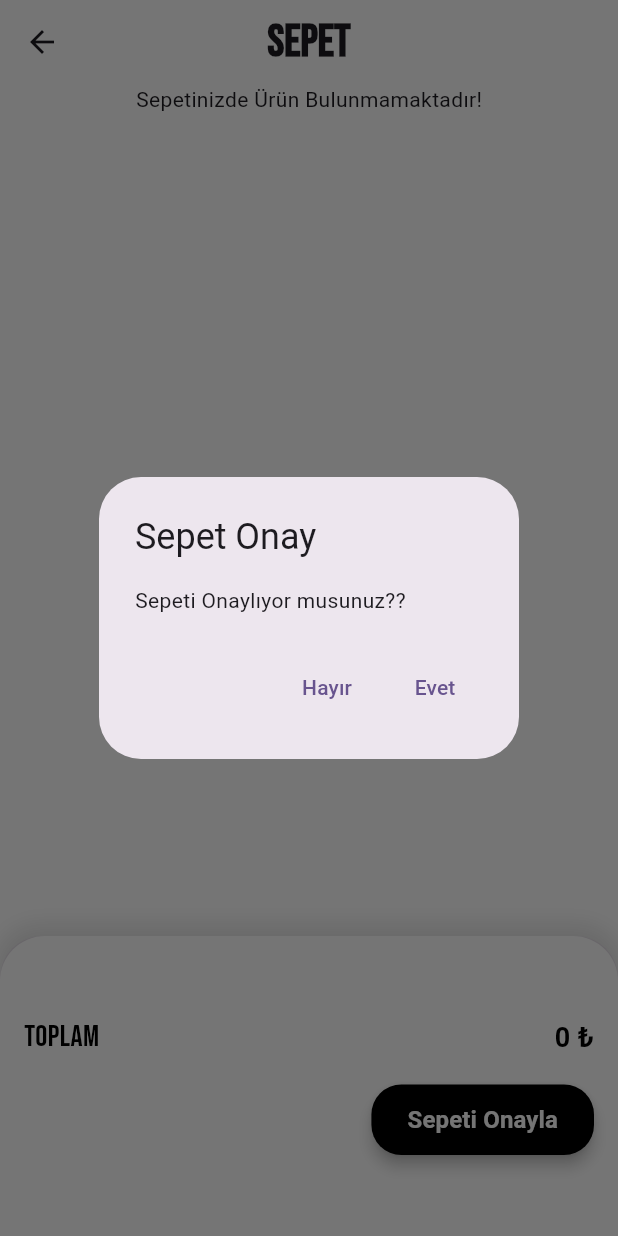
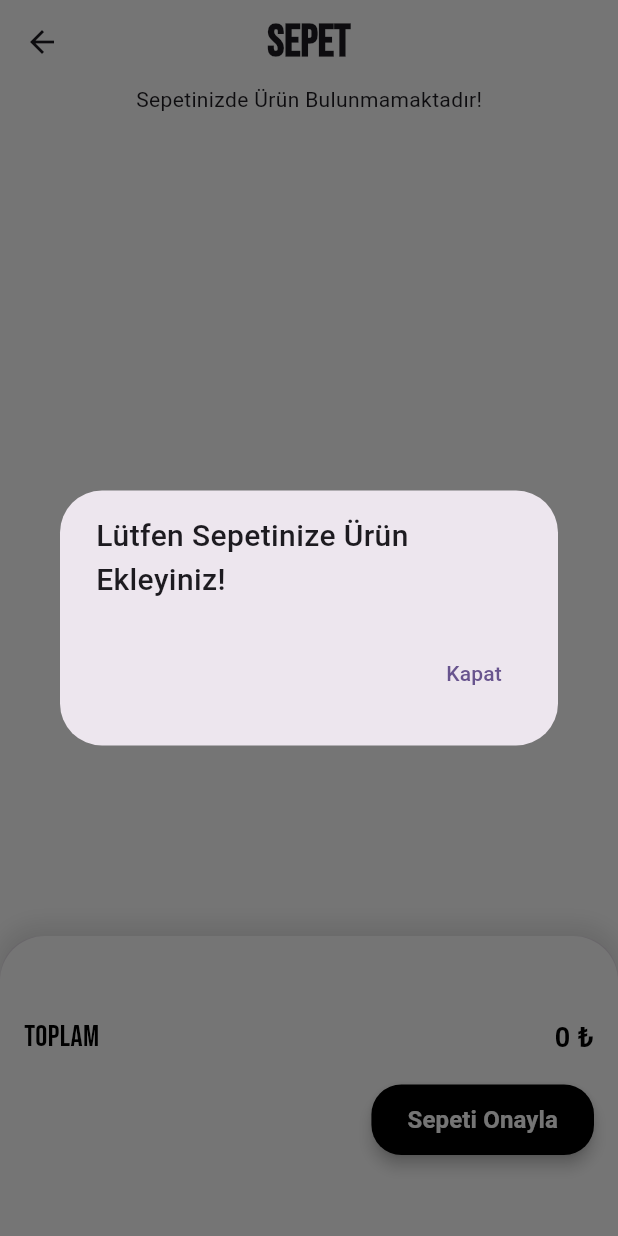
Before and after one commit to enessodbs/flutter_commerce_app, a Flutter app: the Sepet screen opened directly, after a tap on "Sepeti Onayla", on a phone screen of 412 x 824 dp. Run offline on Flutter 3.47's test engine with Material 3 defaults, Android fonts, the phone set to English and light mode, and no system bars; our stand-ins replace animated_splash_screen, dio, flutter_bloc, lottie; missing offline and left inert: dart:ffi; network calls fail.

Commit message:
Sepet İşlemleri

```diff
--- a/lib/ui/views/sepet.dart
+++ b/lib/ui/views/sepet.dart
@@ -105,6 +105,26 @@ class _SepetState extends State<Sepet> {
                             horizontal: 24, vertical: 12),
                       ),
                       onPressed: () {
+                        if (cartProducts.isEmpty) {
+                          showDialog(
+                            context: context,
+                            builder: (context) => AlertDialog(
+                              content: const Text(
+                                "Lütfen Sepetinize Ürün Ekleyiniz!",
+                                style: TextStyle(
+                                    fontSize: 20, fontWeight: FontWeight.w500),
+                              ),
+                              actions: [
+                                TextButton(
+                                  onPressed: () {
+                                    Navigator.pop(context);
+                                  },
+                                  child: const Text("Kapat"),
+                                ),
+                              ],
+                            ),
+                          );
+                        } else {
                           showDialog(
                             context: context,
                             builder: (context) => AlertDialog(
@@ -129,6 +149,7 @@ class _SepetState extends State<Sepet> {
                               ],
                             ),
                           );
+                        }
                       },
                       child: const Text(
                         "Sepeti Onayla",
```
Lines whose indentation alone changed are shown as unchanged.
